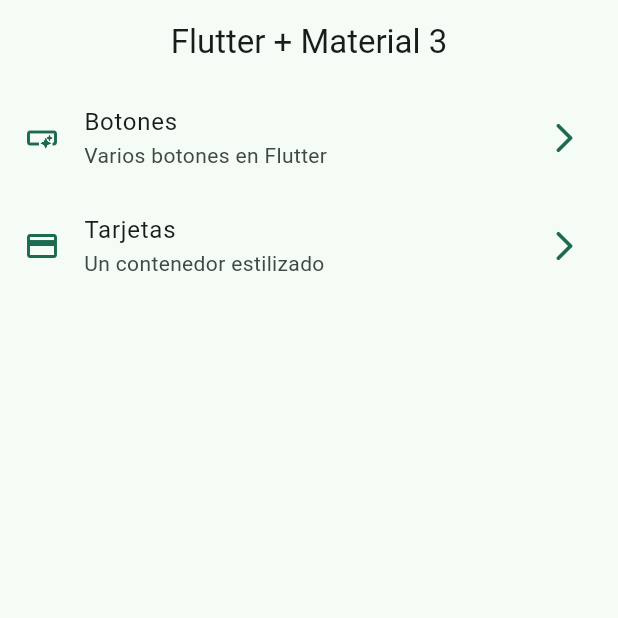
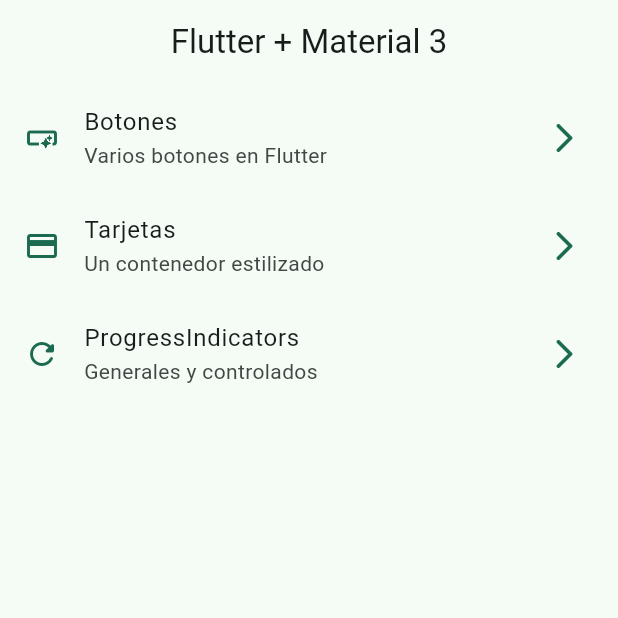
Before and after one commit to MatthieuJBM/widgets_flutter_app, a Flutter app: the screen it shows after launch, on a phone screen of 412 x 824 dp, the top half of it. Run offline on Flutter 3.47's test engine with Material 2 defaults, Android fonts, the phone set to English and light mode, and no system bars; our stand-ins replace go_router.

Commit message:
menu_items and app router adjusted

```diff
--- a/lib/config/menu/menu_items.dart
+++ b/lib/config/menu/menu_items.dart
@@ -26,4 +26,10 @@ const appMenuItems = <MenuItem>[
     link: '/cards',
     icon: Icons.credit_card,
   ),
+  MenuItem(
+    title: 'ProgressIndicators',
+    subTitle: 'Generales y controlados',
+    link: '/progress',
+    icon: Icons.refresh_rounded,
+  ),
 ];
--- a/lib/config/router/app_router.dart
+++ b/lib/config/router/app_router.dart
@@ -26,5 +26,12 @@ final GoRouter appRouter = GoRouter(
         return const CardsScreen();
       },
     ),
+    GoRoute(
+      path: '/progress',
+      name: ProgressScreen.name,
+      builder: (BuildContext context, GoRouterState state) {
+        return const ProgressScreen();
+      },
+    ),
   ],
 );
```
